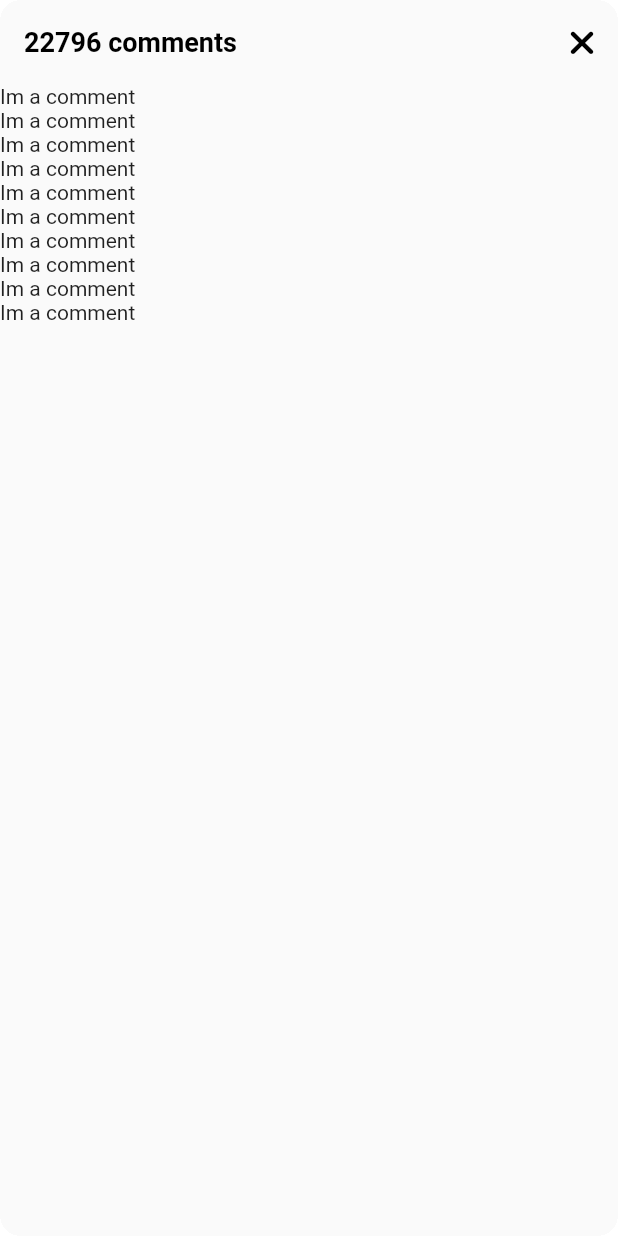
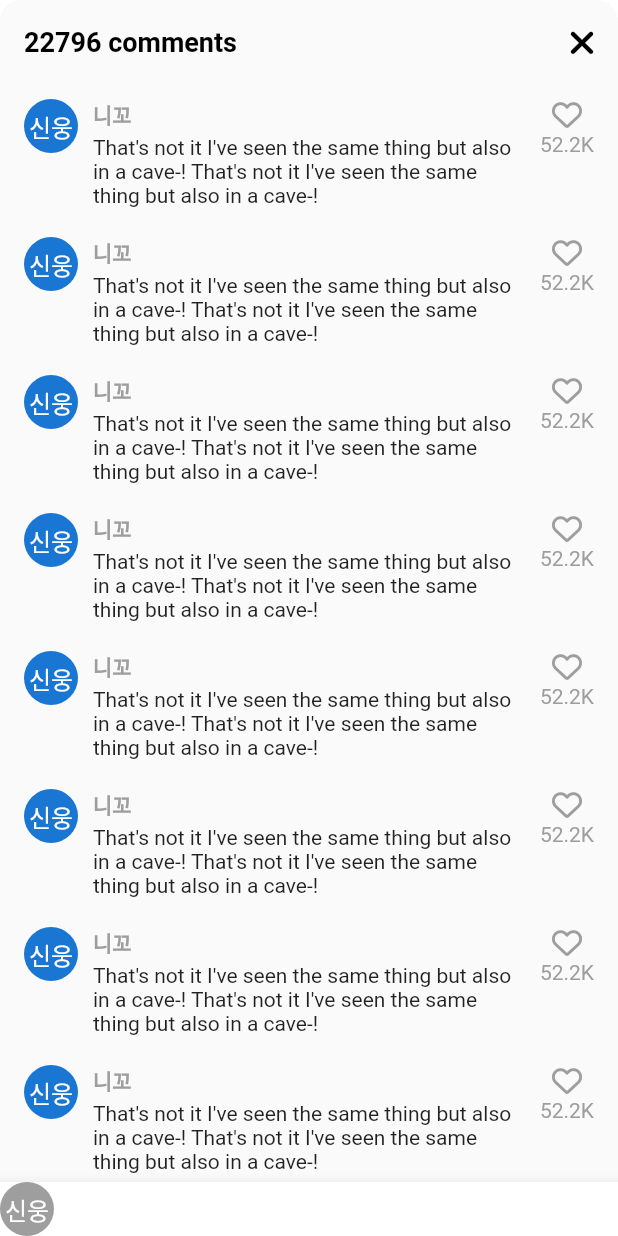
Before and after one commit to shinung-han/nomad_coders_tiktok_clone_review, a Flutter app: the VideoComments screen opened directly, on a phone screen of 412 x 824 dp. Run offline on Flutter 3.47's test engine with Material 2 defaults, Android fonts, the phone set to English and light mode, and no system bars; our stand-ins replace font_awesome_flutter, video_player, visibility_detector; network calls fail.

Commit message:
8.1 Comments

```diff
--- a/lib/features/videos/widgets/video_comments.dart
+++ b/lib/features/videos/widgets/video_comments.dart
@@ -1,5 +1,6 @@
 import 'package:flutter/material.dart';
 import 'package:font_awesome_flutter/font_awesome_flutter.dart';
+import 'package:tiktok_clone_2/constants/gaps.dart';
 import 'package:tiktok_clone_2/constants/sizes.dart';
 
 class VideoComments extends StatefulWidget {
@@ -35,13 +36,73 @@ class _VideoCommentsState extends State<VideoComments> {
                 icon: const FaIcon(FontAwesomeIcons.xmark))
           ],
         ),
-        body: ListView.builder(
+        body: ListView.separated(
+          padding: const EdgeInsets.symmetric(
+            vertical: Sizes.size10,
+            horizontal: Sizes.size16,
+          ),
           itemCount: 10,
+          separatorBuilder: (context, index) => Gaps.v20,
           itemBuilder: (context, index) {
-            return Container(
-              child: const Text('Im a comment'),
+            return Row(
+              crossAxisAlignment: CrossAxisAlignment.start,
+              children: [
+                const CircleAvatar(
+                  radius: 18,
+                  child: Text('신웅'),
+                ),
+                Gaps.h10,
+                Expanded(
+                  child: Column(
+                    crossAxisAlignment: CrossAxisAlignment.start,
+                    children: [
+                      Text(
+                        '니꼬',
+                        style: TextStyle(
+                          fontWeight: FontWeight.bold,
+                          fontSize: Sizes.size14,
+                          color: Colors.grey.shade500,
+                        ),
+                      ),
+                      Gaps.v3,
+                      const Text(
+                          "That's not it I've seen the same thing but also in a cave-! That's not it I've seen the same thing but also in a cave-!"),
+                    ],
+                  ),
+                ),
+                Gaps.h10,
+                Column(
+                  children: [
+                    FaIcon(
+                      FontAwesomeIcons.heart,
+                      size: Sizes.size20,
+                      color: Colors.grey.shade500,
+                    ),
+                    Gaps.v2,
+                    Text(
+                      '52.2K',
+                      style: TextStyle(
+                        color: Colors.grey.shade500,
+                      ),
+                    ),
+                  ],
+                )
+              ],
             );
           },
+        ),
+        bottomNavigationBar: BottomAppBar(
+          color: Colors.white,
+          child: Row(
+            children: [
+              CircleAvatar(
+                radius: 18,
+                backgroundColor: Colors.grey.shade500,
+                foregroundColor: Colors.white,
+                child: const Text('신웅'),
+              ),
+            ],
+          ),
         ),
       ),
     );
```
Also changed, not shown: 1 other file.
